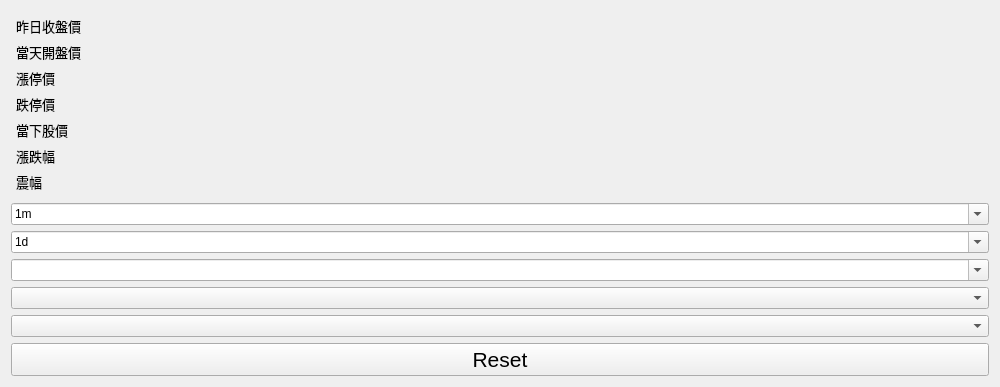
The window that stockWindowUi.ui (Shawn-lung/firstjob) describes before a commit, drawn with Qt 5.
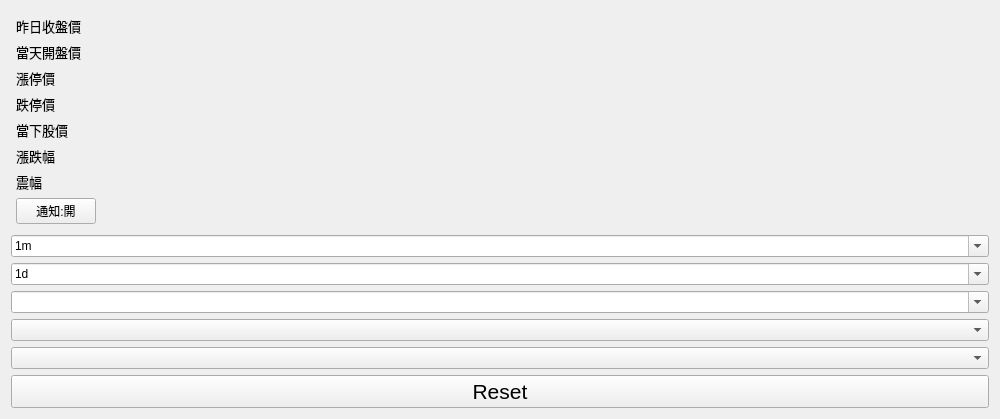
The same window after the commit.

The edit to the form file:
```diff
--- a/stockWindowUi.ui
+++ b/stockWindowUi.ui
@@ -297,6 +297,20 @@
          </property>
         </widget>
        </item>
+       <item row="7" column="0">
+        <widget class="QPushButton" name="confirmButton">
+         <property name="text">
+          <string>通知:開</string>
+         </property>
+        </widget>
+       </item>
+       <item row="7" column="1">
+        <widget class="QLabel" name="notifyingLabel">
+         <property name="text">
+          <string/>
+         </property>
+        </widget>
+       </item>
       </layout>
      </item>
      <item>
```
